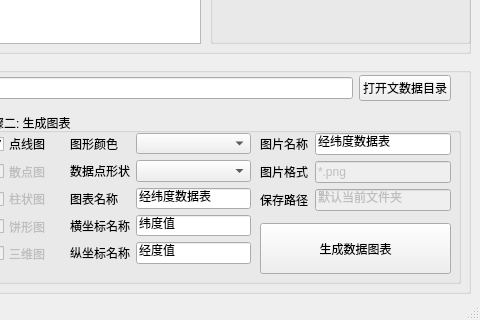
Tigerots/PythonExcel, file excel_pandas_matplotlib/main_winform/MainForm.ui: the form before one commit; both pictures show x 320 to 800 and y 280 to 600 of the 800 by 600 pixel window.
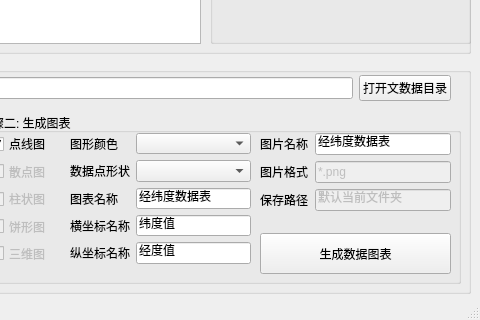
The form after the commit.

The edit to the form file:
```diff
--- a/excel_pandas_matplotlib/main_winform/MainForm.ui
+++ b/excel_pandas_matplotlib/main_winform/MainForm.ui
@@ -324,9 +324,9 @@
       <property name="geometry">
        <rect>
         <x>280</x>
-        <y>110</y>
+        <y>120</y>
         <width>191</width>
-        <height>51</height>
+        <height>41</height>
        </rect>
       </property>
       <property name="text">
```
Left out of the diff: 2 changed lines with no effect on the pictures.
